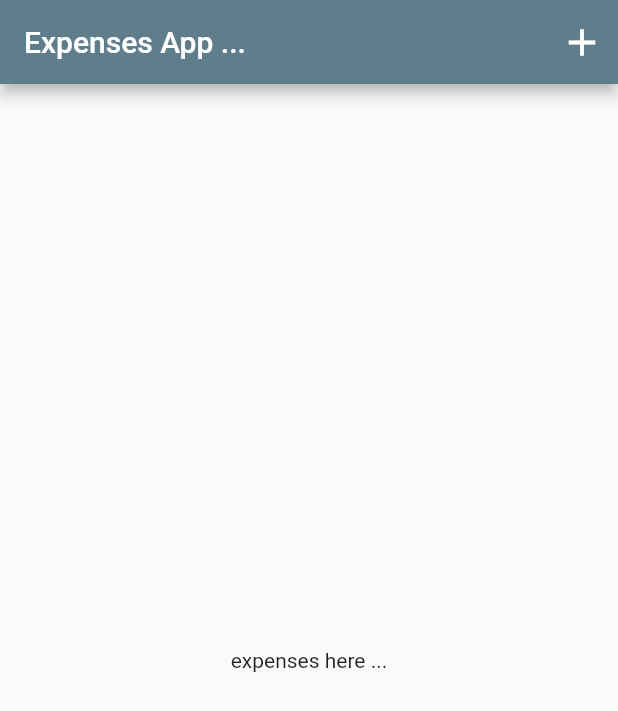
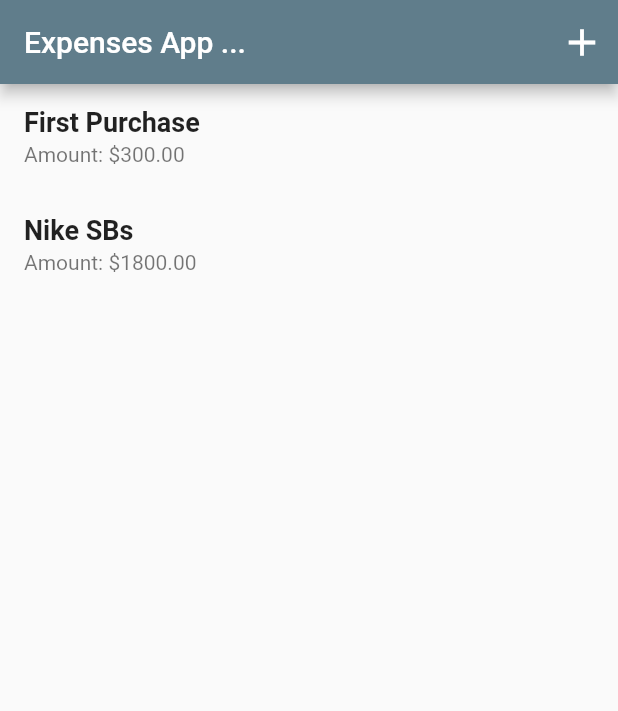
Before and after one commit to notrayo/expense-tracker-app, a Flutter app: the screen it shows after launch, on a phone screen of 412 x 824 dp. Shown: the top 711 px of the screen. Run offline on Flutter 3.47's test engine with Material 2 defaults, Android fonts, the phone set to English and light mode, and no system bars.

Commit message:
added some data and displayed the data on the home page

```diff
--- /dev/null
+++ b/lib/data/dummy_data.dart
@@ -0,0 +1,15 @@
+import '../models/expense.dart';
+
+final List<Expense> initialExpenses = [
+  Expense(
+    description: 'First Purchase',
+    amount: 300,
+    date: DateTime.now(),
+    category: Category.leisure,
+  ),
+  Expense(
+      description: 'Nike SBs',
+      amount: 1800,
+      date: DateTime(2022, 4, 22),
+      category: Category.clothes)
+];
--- a/lib/main.dart
+++ b/lib/main.dart
@@ -12,6 +12,7 @@ class MyApp extends StatelessWidget {
   @override
   Widget build(BuildContext context) {
     return MaterialApp(
+        debugShowCheckedModeBanner: false,
         title: 'Shopping List App',
         theme: ThemeData(
           primarySwatch: Colors.blueGrey,
--- /dev/null
+++ b/lib/models/expense.dart
@@ -0,0 +1,21 @@
+import 'package:flutter/cupertino.dart';
+import 'package:uuid/uuid.dart';
+
+const uuid = Uuid();
+
+enum Category { productivity, leisure, food, commute, clothes }
+
+class Expense {
+  final String id;
+  final String description;
+  final double amount;
+  final DateTime date;
+  final Category category;
+
+  Expense(
+      {required this.description,
+      required this.amount,
+      required this.date,
+      required this.category})
+      : id = uuid.v4();
+}
--- a/lib/screens/add_expense.dart
+++ b/lib/screens/add_expense.dart
@@ -1,4 +1,6 @@
 import 'package:flutter/material.dart';
+import '../models/expense.dart';
+import '../data/dummy_data.dart';
 
 class AddExpense extends StatefulWidget {
   const AddExpense({super.key});
@@ -8,6 +10,8 @@ class AddExpense extends StatefulWidget {
 }
 
 class _AddExpenseState extends State<AddExpense> {
+  //referencing the dummy data
+
   @override
   Widget build(BuildContext context) {
     return Scaffold(
--- a/lib/screens/home.dart
+++ b/lib/screens/home.dart
@@ -1,5 +1,7 @@
 import './add_expense.dart';
 import 'package:flutter/material.dart';
+import '../models/expense.dart';
+import '../data/dummy_data.dart';
 
 class HomeScreen extends StatefulWidget {
   const HomeScreen({super.key});
@@ -9,6 +11,7 @@ class HomeScreen extends StatefulWidget {
 }
 
 class _HomeScreenState extends State<HomeScreen> {
+  final List<Expense> expenses = initialExpenses;
   @override
   Widget build(BuildContext context) {
     return Scaffold(
@@ -29,9 +32,20 @@ class _HomeScreenState extends State<HomeScreen> {
                 ))
           ],
         ),
-      body: const Center(
-        child: Text('expenses here ...'),
+        body: ListView.builder(
+            itemCount: expenses.length,
+            itemBuilder: ((context, index) {
+              final expense = expenses[index];
+              return ListTile(
+                title: Text(
+                  expense.description,
+                  style: const TextStyle(
+                      fontSize: 18, fontWeight: FontWeight.bold),
                 ),
+                subtitle:
+                    Text('Amount: \$${expense.amount.toStringAsFixed(2)}'),
+                //trailing: Text(expense.date.toString()),
               );
+            })));
   }
 }
--- a/pubspec.yaml
+++ b/pubspec.yaml
@@ -36,6 +36,7 @@ dependencies:
   # The following adds the Cupertino Icons font to your application.
   # Use with the CupertinoIcons class for iOS style icons.
   cupertino_icons: ^1.0.2
+  uuid: ^3.0.7
 
 
 dev_dependencies:
```
Also changed, not shown: pubspec.lock. Lines whose indentation alone changed are shown as unchanged.
